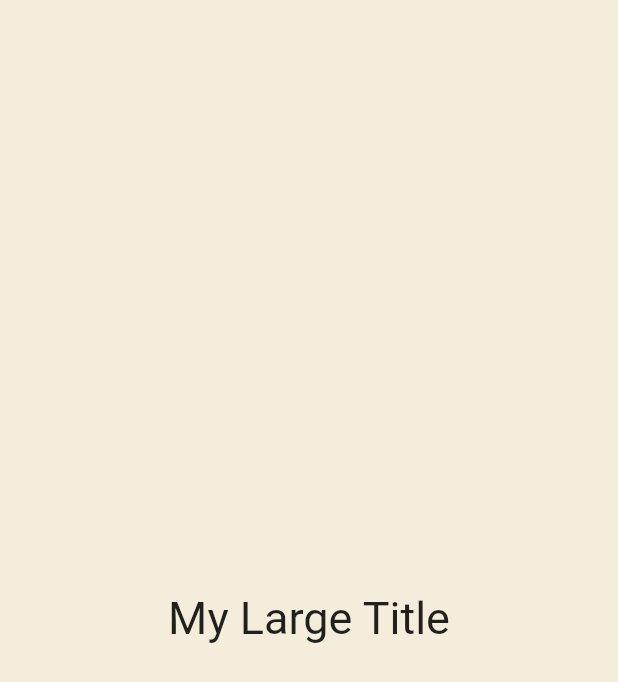
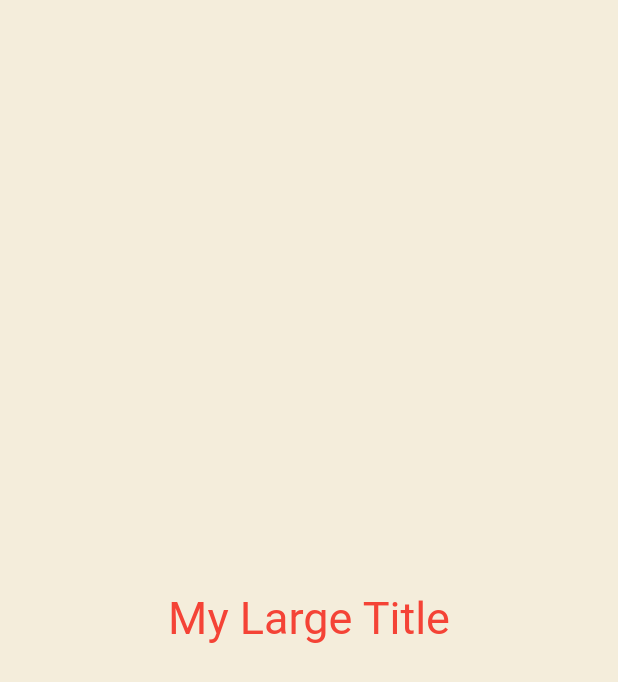
Before and after one commit to Myoungmin/flutter_stateful_widgets, a Flutter app: the screen it shows after launch, on a phone screen of 412 x 824 dp. Shown: the top 682 px of the screen. Run offline on Flutter 3.47's test engine with Material 2 defaults, Android fonts, the phone set to English and light mode, and no system bars.

Commit message:
MyLargeText의 증조부 요소에 Context를 통해 접근
!로 titleLarge, color가 존재한다는 것을 명확히 알려준다.

```diff
--- a/lib/main.dart
+++ b/lib/main.dart
@@ -54,9 +54,12 @@ class MyLargeTitle extends StatelessWidget {
 
   @override
   Widget build(BuildContext context) {
-    return const Text(
+    return Text(
       'My Large Title',
-      style: TextStyle(fontSize: 30),
+      style: TextStyle(
+        fontSize: 30,
+        color: Theme.of(context).textTheme.titleLarge!.color,
+      ),
     );
   }
 }
```
